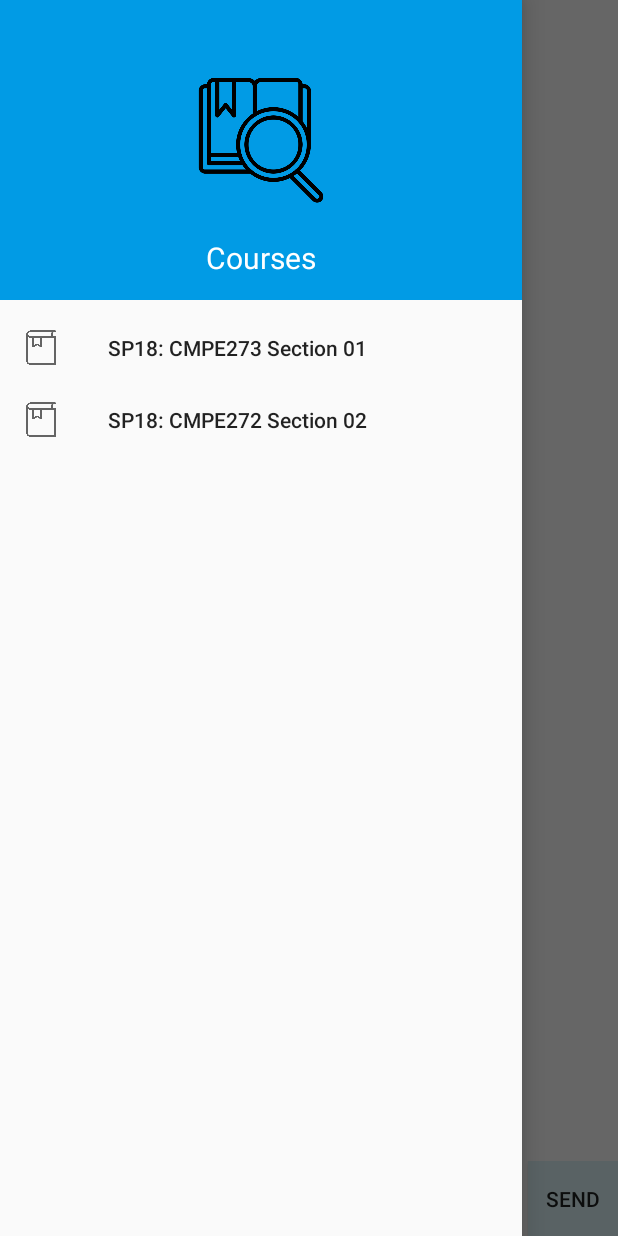
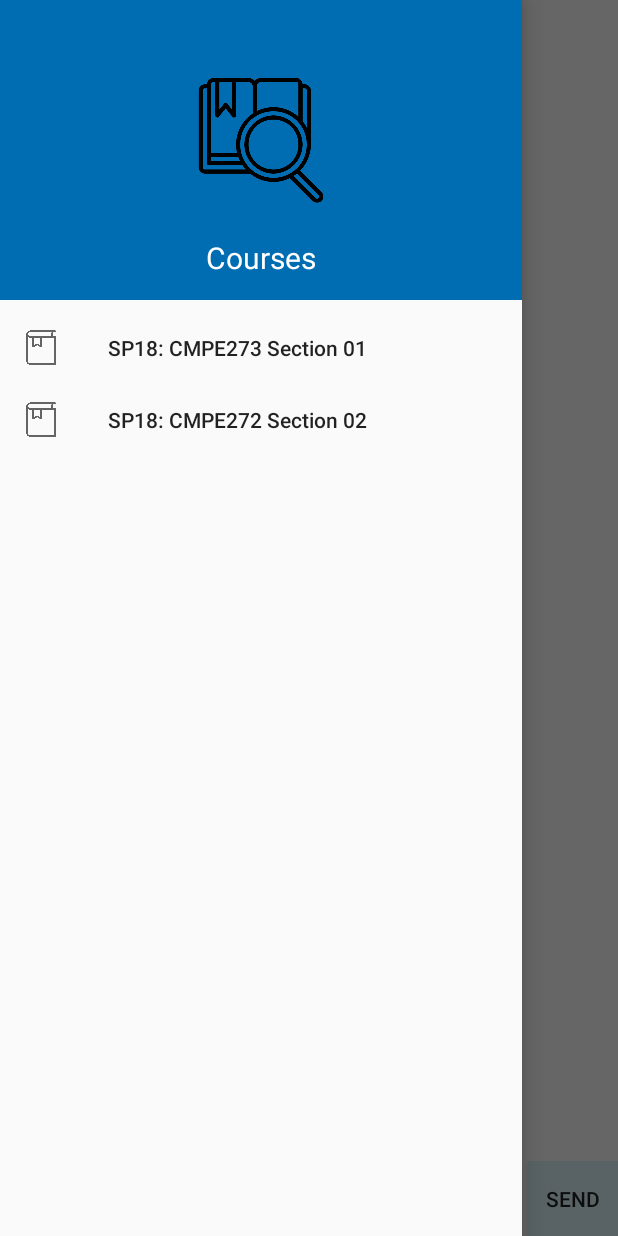
Before and after one commit to ryrency/CMPE277-Team-Zen-ChatBOT, an Android app: the ChatRoom screen opened directly, with no data from a screen before it, with the side drawer open, on a phone screen of 412 x 824 dp. Run offline under Robolectric (Android 15) with nearby library versions, the phone set to English and light mode, and no system bars; our stand-ins replace Volley; network calls fail; 1 statement that could not run was skipped.

Commit message:
color & response changes

```diff
--- a/app/src/main/java/edu/sjsu/zen/adapter/MessageAdapter.java
+++ b/app/src/main/java/edu/sjsu/zen/adapter/MessageAdapter.java
@@ -72,6 +72,7 @@ public class MessageAdapter extends RecyclerView.Adapter<RecyclerView.ViewHolder
                     category == Category.ASSIGNMENT_WEIGHTAGE ||
                     category == Category.COURSE_GRADING ||
                     category == Category.QUIZZ_WEIGHTAGE ||
+                    category == Category.REFERENCE_MATERIALS ||
                     category == Category.UNKNOWN)
                 {
                 return 1;
--- a/app/src/main/java/edu/sjsu/zen/models/Category.java
+++ b/app/src/main/java/edu/sjsu/zen/models/Category.java
@@ -89,6 +89,7 @@ public enum Category {
             case 19: return MID_TERM_DUE_DATE;
             case 20: return FINAL_EXAM_DUE_DATE;
             case 21: return COURSE_GRADING ;
+            case 23: return REFERENCE_MATERIALS;
             case 25: return INSTRUCTOR_DETAILS;
             default: return UNKNOWN;
         }
--- a/app/src/main/java/edu/sjsu/zen/models/MessageResponse.java
+++ b/app/src/main/java/edu/sjsu/zen/models/MessageResponse.java
@@ -84,8 +84,9 @@ public class MessageResponse {
             case ASSIGNMENT_WEIGHTAGE:
             case LAB_WEIGHTAGE:
             case COURSE_GRADING: return getString("activity")+" weightage is "+getString("weightage");
+            case REFERENCE_MATERIALS: return "References for "+getString("course_name")+ " are -\n"+getString("references");
             case UNKNOWN:return "Sorry, I do not understand your question";
-            default: return "";
+            default: return "Sorry, I do not understand your question";
         }
     }
 
--- a/app/src/main/res/layout/nav_header.xml
+++ b/app/src/main/res/layout/nav_header.xml
@@ -4,7 +4,7 @@
     xmlns:tools="http://schemas.android.com/tools"
     android:layout_width="match_parent"
     android:layout_height="200dp"
-    android:background="@color/colorPrimary"
+    android:background="@color/colorPrimaryDark"
     android:padding="16dp"
     android:theme="@style/ThemeOverlay.AppCompat.Dark"
     android:orientation="vertical"
--- a/app/src/main/res/values/colors.xml
+++ b/app/src/main/res/values/colors.xml
@@ -9,5 +9,5 @@
     <color name="colorWhite">#ffffff</color>
     <color name="darkGrey">#757575</color>
     <color name="darkerGrey">#534f4f</color>
-
+    <color name="red">#DC3E2B</color>
 </resources>
```
